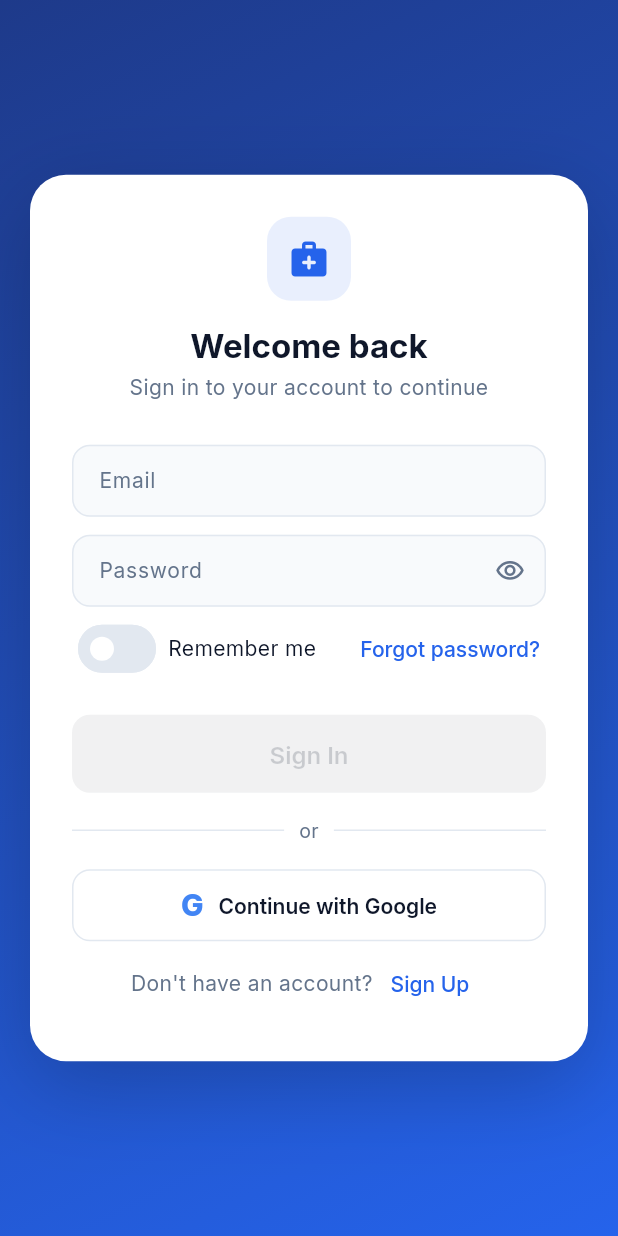
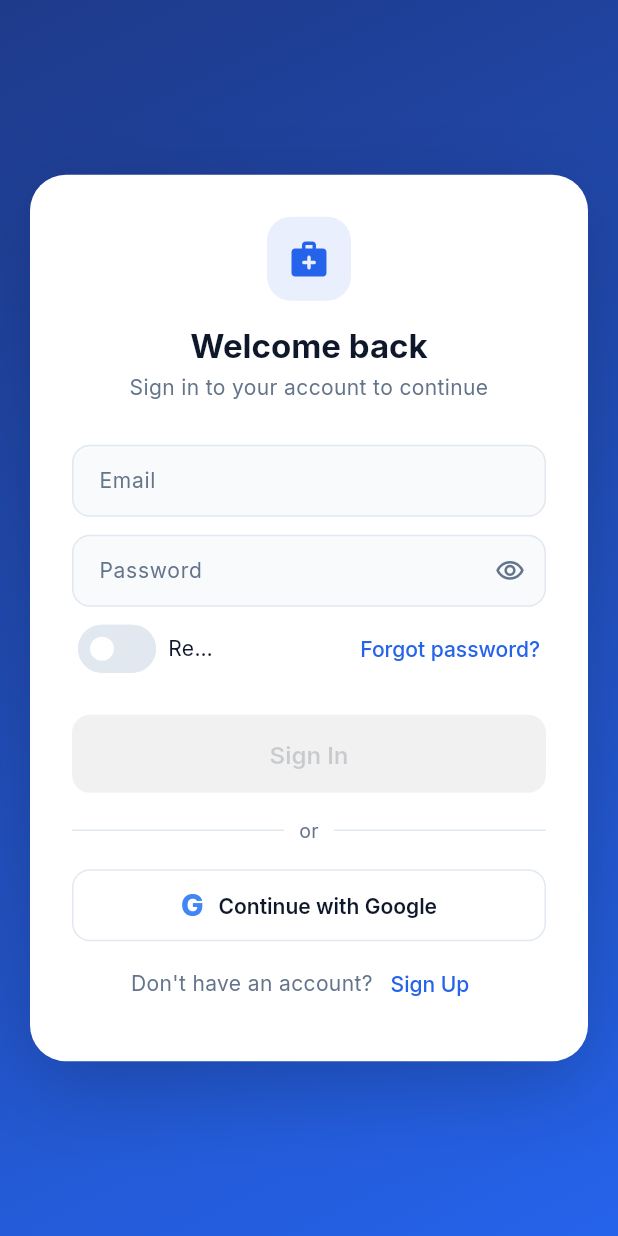
Before and after one commit to AuxioDev/medalize_mb, a Flutter app: the screen it shows after launch, after a tap on "Skip", on a phone screen of 412 x 824 dp. Run offline on Flutter 3.47's test engine with Material 3 defaults, Android fonts, the phone set to English and light mode, and no system bars; our stand-ins replace cached_network_image, device_info_plus, dio, file_picker, firebase_core, firebase_messaging and 15 more; missing offline and left inert: slang; accounts and stored records are empty; generated files the repository leaves out were written again.

Commit message:
fix(ui): overflow-proof the remember-me and sign-in/sign-up rows
Found by the app-intro agent's router test under the Ahem test font
(login_screen.dart) — a real, pre-existing gap in the responsive-UI
pass, since auth screens weren't in that audit's screen list. Same
fix pattern as everywhere else: wrap the informational Text in
Flexible + maxLines: 1 + ellipsis, leave the action button
(TextButton) as the non-shrinking sibling.

- login_screen.dart: "Remember me" next to the Switch, and
  "Don't have an account? / Sign Up"
- register_screen.dart: "Already have an account? / Sign In"

```diff
--- a/lib/features/auth/presentation/screens/login_screen.dart
+++ b/lib/features/auth/presentation/screens/login_screen.dart
@@ -150,10 +150,12 @@ class _LoginScreenState extends ConsumerState<LoginScreen>
                     const SizedBox(height: 4),
                     Row(
                       children: [
-                        GestureDetector(
+                        Flexible(
+                          child: GestureDetector(
                             behavior: HitTestBehavior.opaque,
                             onTap: () => setState(() => _rememberMe = !_rememberMe),
                             child: Row(
+                              mainAxisSize: MainAxisSize.min,
                               children: [
                                 Switch(
                                   value: _rememberMe,
@@ -161,14 +163,19 @@ class _LoginScreenState extends ConsumerState<LoginScreen>
                                   activeThumbColor: AppColors.primary,
                                 ),
                                 const SizedBox(width: 4),
-                              Text(
+                                Flexible(
+                                  child: Text(
                                     context.t.auth.rememberMe,
+                                    maxLines: 1,
+                                    overflow: TextOverflow.ellipsis,
                                     style: Theme.of(context)
                                         .textTheme
                                         .bodyMedium
                                         ?.copyWith(color: context.colors.textPrimary),
                                   ),
+                                ),
                               ],
+                            ),
                           ),
                         ),
                         const Spacer(),
@@ -213,9 +220,13 @@ class _LoginScreenState extends ConsumerState<LoginScreen>
                     Row(
                       mainAxisAlignment: MainAxisAlignment.center,
                       children: [
-                        Text(
+                        Flexible(
+                          child: Text(
                             context.t.auth.noAccount,
+                            maxLines: 1,
+                            overflow: TextOverflow.ellipsis,
                             style: Theme.of(context).textTheme.bodyMedium,
+                          ),
                         ),
                         TextButton(
                           onPressed: () => context.push('/auth/register'),
--- a/lib/features/auth/presentation/screens/register_screen.dart
+++ b/lib/features/auth/presentation/screens/register_screen.dart
@@ -335,9 +335,13 @@ class _RegisterScreenState extends ConsumerState<RegisterScreen>
                     Row(
                       mainAxisAlignment: MainAxisAlignment.center,
                       children: [
-                        Text(
-                          context.t.auth.haveAccount,
-                          style: Theme.of(context).textTheme.bodyMedium,
+                        Flexible(
+                          child: Text(
+                            context.t.auth.haveAccount,
+                            maxLines: 1,
+                            overflow: TextOverflow.ellipsis,
+                            style: Theme.of(context).textTheme.bodyMedium,
+                          ),
                         ),
                         TextButton(
                           onPressed: () => context.pop(),
```
Lines whose indentation alone changed are shown as unchanged.
